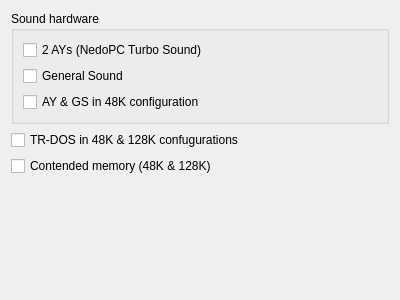
Old version of the form src/qt/qtZxConfig.ui in the repository vpyk/emu80v4.
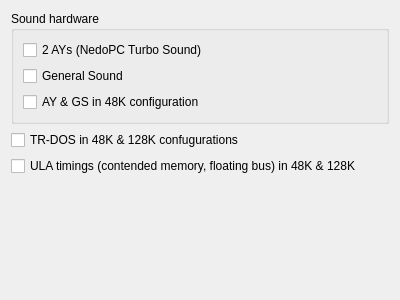
New version of the form.

Commit message:
ZX Spectrum: emulate floating bus
Reading an unattached port on 48K and 128K now returns the byte the ULA is
fetching from the screen memory at that moment (bitmap, attribute, bitmap,
attribute, then 4 idle T-states), or FFh outside of the screen fetch.

It shares the ZX settings option with contended memory, which is renamed
to "ULA timings". Pentagon and Byte still read FFh.

Diff of the .ui file:
```diff
--- a/src/qt/qtZxConfig.ui
+++ b/src/qt/qtZxConfig.ui
@@ -69,7 +69,7 @@
    <item>
     <widget class="QCheckBox" name="contentionCheckBox">
      <property name="text">
-      <string>Contended memory (48K &amp;&amp; 128K)</string>
+      <string>ULA timings (contended memory, floating bus) in 48K &amp;&amp; 128K</string>
      </property>
     </widget>
    </item>
```
The commit also changes 5 other files.
